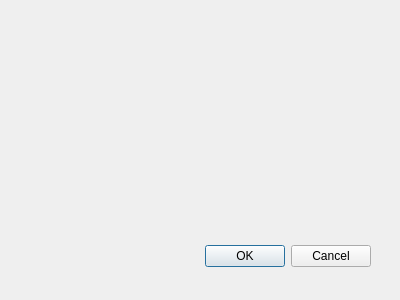
This is src/ui/data_table_page.ui in Ze-Hou/dap_link_prog as Qt 5 draws it before an edit. The edited form follows.
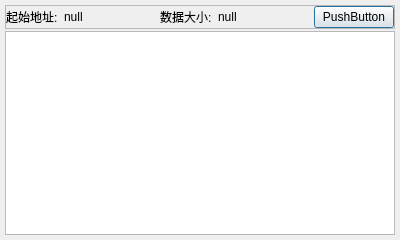
This is the edited form.

```diff
--- a/src/ui/data_table_page.ui
+++ b/src/ui/data_table_page.ui
@@ -7,28 +7,125 @@
     <x>0</x>
     <y>0</y>
     <width>400</width>
-    <height>300</height>
+    <height>240</height>
    </rect>
   </property>
+  <property name="minimumSize">
+   <size>
+    <width>400</width>
+    <height>240</height>
+   </size>
+  </property>
   <property name="windowTitle">
    <string>Dialog</string>
   </property>
-  <widget class="QDialogButtonBox" name="buttonBox">
-   <property name="geometry">
-    <rect>
-     <x>30</x>
-     <y>240</y>
-     <width>341</width>
-     <height>32</height>
-    </rect>
+  <layout class="QVBoxLayout" name="verticalLayout" stretch="0,0">
+   <property name="spacing">
+    <number>2</number>
    </property>
-   <property name="orientation">
-    <enum>Qt::Horizontal</enum>
+   <property name="leftMargin">
+    <number>5</number>
    </property>
-   <property name="standardButtons">
-    <set>QDialogButtonBox::Cancel|QDialogButtonBox::Ok</set>
+   <property name="topMargin">
+    <number>5</number>
    </property>
-  </widget>
+   <property name="rightMargin">
+    <number>5</number>
+   </property>
+   <property name="bottomMargin">
+    <number>5</number>
+   </property>
+   <item>
+    <widget class="QFrame" name="frame">
+     <property name="frameShape">
+      <enum>QFrame::StyledPanel</enum>
+     </property>
+     <property name="frameShadow">
+      <enum>QFrame::Raised</enum>
+     </property>
+     <layout class="QHBoxLayout" name="horizontalLayout" stretch="0,1,0,1,0">
+      <property name="leftMargin">
+       <number>0</number>
+      </property>
+      <property name="topMargin">
+       <number>0</number>
+      </property>
+      <property name="rightMargin">
+       <number>0</number>
+      </property>
+      <property name="bottomMargin">
+       <number>0</number>
+      </property>
+      <item>
+       <widget class="QLabel" name="label_1">
+        <property name="text">
+         <string>起始地址:</string>
+        </property>
+       </widget>
+      </item>
+      <item>
+       <widget class="QLabel" name="label_2">
+        <property name="text">
+         <string>null</string>
+        </property>
+       </widget>
+      </item>
+      <item>
+       <widget class="QLabel" name="label_3">
+        <property name="text">
+         <string>数据大小:</string>
+        </property>
+       </widget>
+      </item>
+      <item>
+       <widget class="QLabel" name="label_4">
+        <property name="text">
+         <string>null</string>
+        </property>
+       </widget>
+      </item>
+      <item>
+       <widget class="QPushButton" name="pushButton">
+        <property name="text">
+         <string>PushButton</string>
+        </property>
+       </widget>
+      </item>
+     </layout>
+    </widget>
+   </item>
+   <item>
+    <widget class="QTableWidget" name="tableWidget">
+     <property name="frameShadow">
+      <enum>QFrame::Sunken</enum>
+     </property>
+     <property name="editTriggers">
+      <set>QAbstractItemView::NoEditTriggers</set>
+     </property>
+     <attribute name="horizontalHeaderVisible">
+      <bool>true</bool>
+     </attribute>
+     <attribute name="horizontalHeaderCascadingSectionResizes">
+      <bool>false</bool>
+     </attribute>
+     <attribute name="horizontalHeaderMinimumSectionSize">
+      <number>24</number>
+     </attribute>
+     <attribute name="horizontalHeaderDefaultSectionSize">
+      <number>24</number>
+     </attribute>
+     <attribute name="horizontalHeaderShowSortIndicator" stdset="0">
+      <bool>false</bool>
+     </attribute>
+     <attribute name="verticalHeaderMinimumSectionSize">
+      <number>24</number>
+     </attribute>
+     <attribute name="verticalHeaderDefaultSectionSize">
+      <number>24</number>
+     </attribute>
+    </widget>
+   </item>
+  </layout>
  </widget>
  <resources/>
  <connections>
```
Left out of the diff: 35 changed lines with no effect on the pictures.
